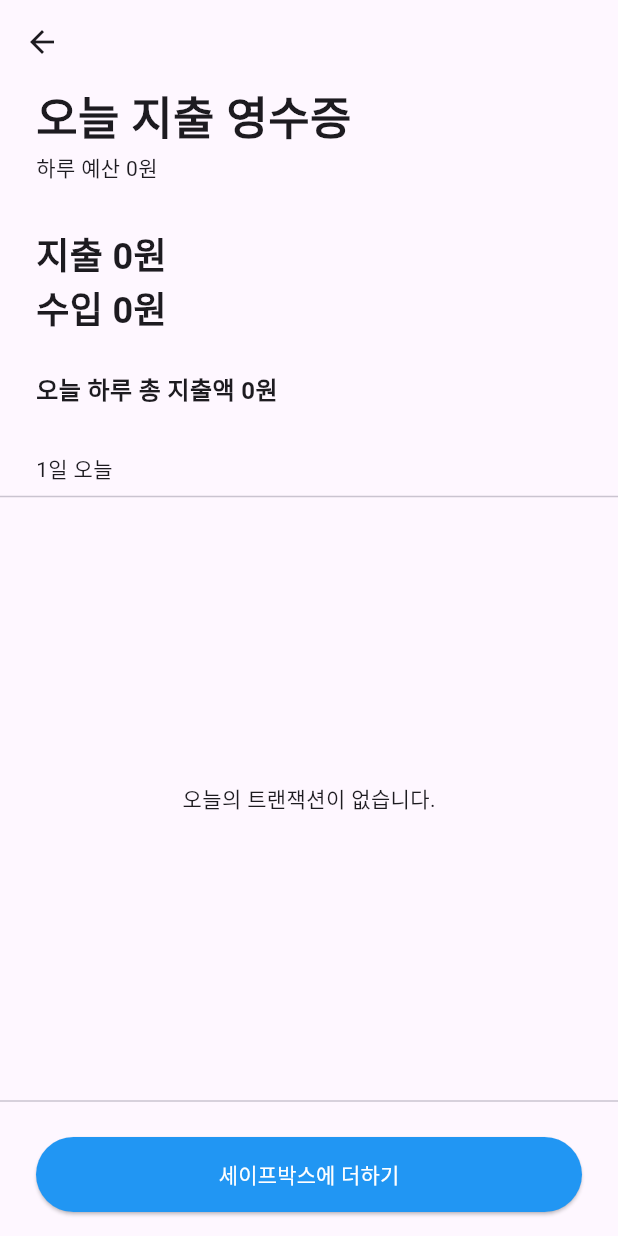
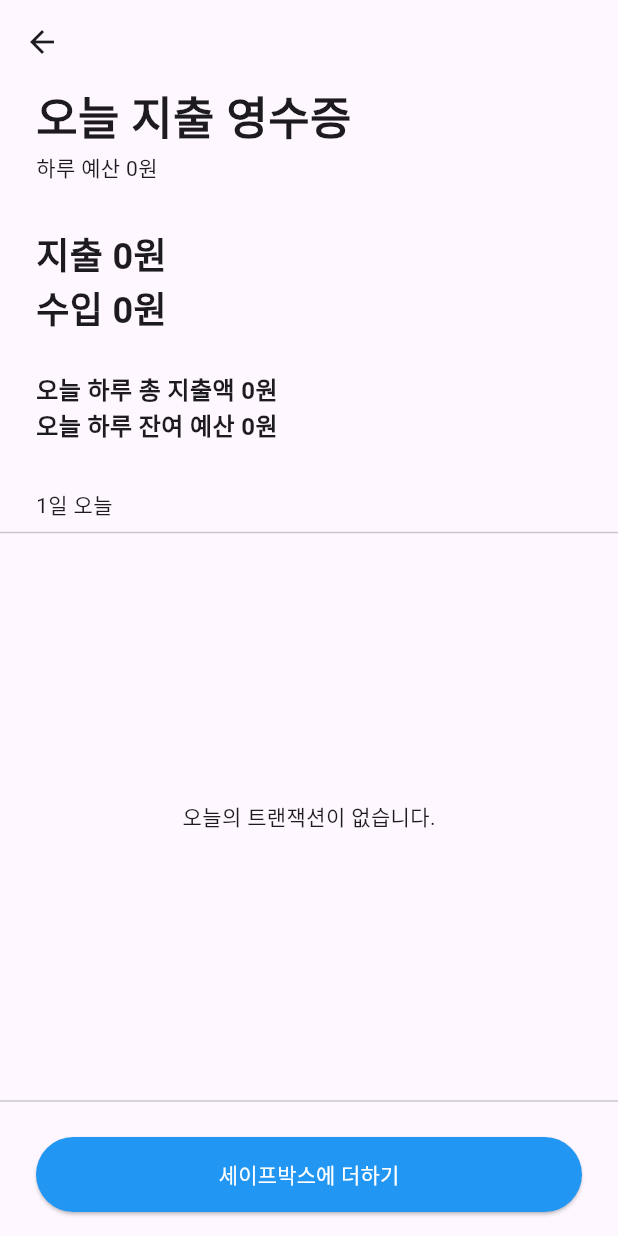
Before and after one commit to 2kihyuk/Flutter_Study, a Flutter app: the HomeScreen screen opened directly, after a tap on the "arrow right alt" icon, on a phone screen of 412 x 824 dp. Run offline on Flutter 3.47's test engine with Material 3 defaults, Android fonts, the phone set to English and light mode, and no system bars; our stand-ins replace drift, equatable, geolocator, get_it, google_maps_flutter, hive and 6 more; missing offline and left inert: sqlite3; accounts and stored records are empty; generated files the repository leaves out were written again; Roboto replaces fonts that are missing (Pretendard); project files that could hold a hidden picture were left out.

Commit message:
edit some detail

```diff
--- a/fincare_practice/lib/screen/custombottomnavigationbar.dart
+++ b/fincare_practice/lib/screen/custombottomnavigationbar.dart
@@ -34,14 +34,7 @@ class Custombottomnavigationbar extends StatelessWidget {
           icon: Icon(Icons.notifications),
           label: 'Notifications',
         ),
-        BottomNavigationBarItem(
-          icon: Icon(Icons.account_circle),
-          label: '설정',
-        ),
-        BottomNavigationBarItem(
-          icon: Icon(Icons.account_circle),
-          label: '로그인세팅',
-        ),
+
       ],
     );
   }
--- a/fincare_practice/lib/screen/end_spend_screen.dart
+++ b/fincare_practice/lib/screen/end_spend_screen.dart
@@ -61,7 +61,18 @@ class EndSpendScreen extends StatelessWidget {
           Padding(
             padding: const EdgeInsets.only(left: 24.0),
             child: Text(
-              '오늘 하루 총 지출액 ${NumberFormat('#,###').format(Provider.of<BudgetModel>(context, listen: false).dailyPlus.toInt() -
+              '오늘 하루 총 지출액 ${NumberFormat('#,###').format((Provider.of<BudgetModel>(context, listen: false).dailyPlus.toInt() -
+                  Provider.of<BudgetModel>(context,listen: false).dailySpend.toInt()))}원',
+              style: TextStyle(
+                  fontFamily: 'Pretendard',
+                  fontSize: 16.0,
+                  fontWeight: FontWeight.w700),
+            ),
+          ),
+          Padding(
+            padding: const EdgeInsets.only(left: 24.0),
+            child: Text(
+              '오늘 하루 잔여 예산 ${NumberFormat('#,###').format(Provider.of<BudgetModel>(context , listen: false).dailyBudget + Provider.of<BudgetModel>(context, listen: false).dailyPlus.toInt() -
                   Provider.of<BudgetModel>(context,listen: false).dailySpend.toInt())}원',
               style: TextStyle(
                   fontFamily: 'Pretendard',
```
Also changed, not shown: fincare_practice/lib/Component/Table_Setting_component/today_banner.dart (added, +212 -0 lines), fincare_practice/lib/Component/Table_Setting_component/today_budget_banner.dart (+3 -8 lines), fincare_practice/lib/screen/calendar_Setting.dart (+55 -49 lines).
